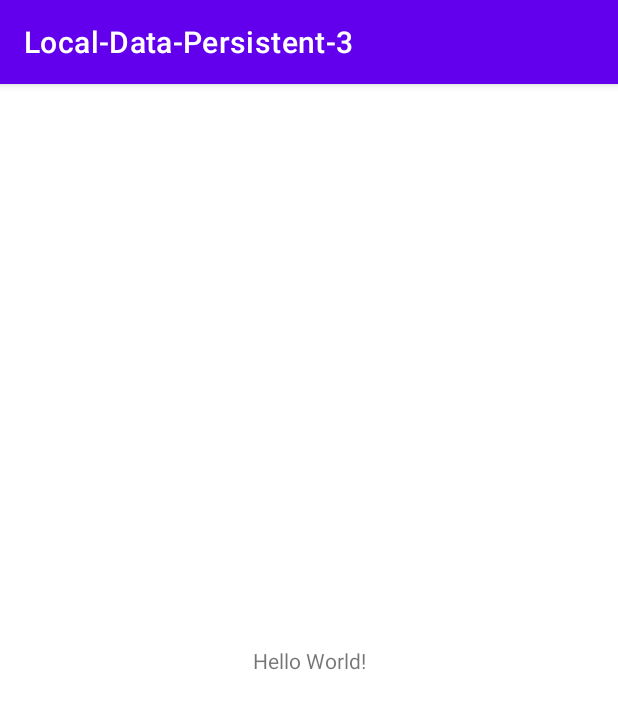
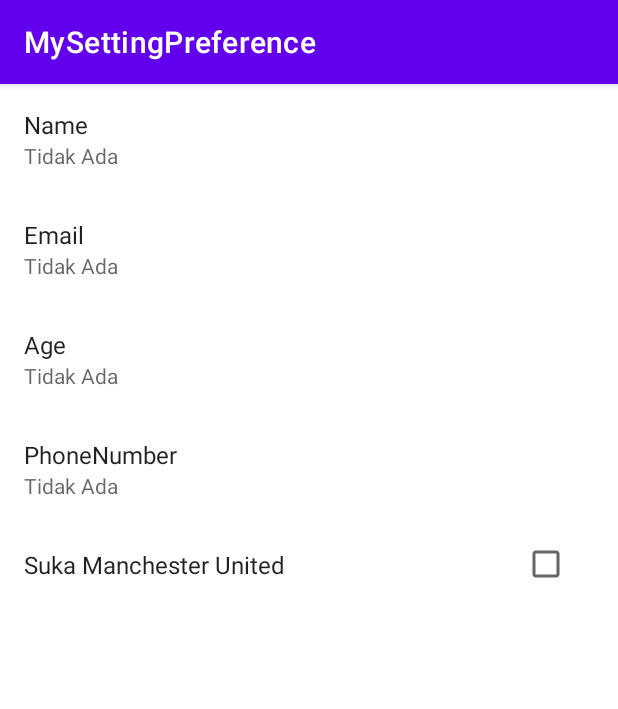
Before and after one commit to ubeann/Local-Data-Persistent-3, an Android app: the screen it shows after launch (MainActivity), on a phone screen of 412 x 824 dp. Shown: the top 709 px of the screen. Run offline under Robolectric (Android 15) with nearby library versions, the phone set to English and light mode, and no system bars; our stand-ins replace androidx.preference.

Commit message:
Membuat Halaman Setting dengan PreferenceScreen

```diff
--- a/app/build.gradle
+++ b/app/build.gradle
@@ -37,7 +37,8 @@ dependencies {
     implementation 'androidx.appcompat:appcompat:1.4.0'
     implementation 'com.google.android.material:material:1.4.0'
     implementation 'androidx.constraintlayout:constraintlayout:2.1.2'
-    testImplementation 'junit:junit:4.+'
+    implementation 'androidx.preference:preference-ktx:1.1.1'
+    testImplementation 'junit:junit:4.13.2'
     androidTestImplementation 'androidx.test.ext:junit:1.1.3'
     androidTestImplementation 'androidx.test.espresso:espresso-core:3.4.0'
 }
--- a/app/src/main/java/com/dicoding/local_data_persistent_3/MainActivity.kt
+++ b/app/src/main/java/com/dicoding/local_data_persistent_3/MainActivity.kt
@@ -7,5 +7,7 @@ class MainActivity : AppCompatActivity() {
     override fun onCreate(savedInstanceState: Bundle?) {
         super.onCreate(savedInstanceState)
         setContentView(R.layout.activity_main)
+
+        supportFragmentManager.beginTransaction().add(R.id.setting_holder, MyPreferenceFragment()).commit()
     }
 }
--- /dev/null
+++ b/app/src/main/java/com/dicoding/local_data_persistent_3/MyPreferenceFragment.kt
@@ -0,0 +1,84 @@
+package com.dicoding.local_data_persistent_3
+
+import android.content.SharedPreferences
+import android.os.Bundle
+import androidx.preference.CheckBoxPreference
+import androidx.preference.EditTextPreference
+import androidx.preference.PreferenceFragmentCompat
+
+class MyPreferenceFragment : PreferenceFragmentCompat(),
+    SharedPreferences.OnSharedPreferenceChangeListener {
+    // Setup variable
+    private lateinit var NAME: String
+    private lateinit var EMAIL: String
+    private lateinit var AGE: String
+    private lateinit var PHONE: String
+    private lateinit var LOVE: String
+
+    private lateinit var namePreference: EditTextPreference
+    private lateinit var emailPreference: EditTextPreference
+    private lateinit var agePreference: EditTextPreference
+    private lateinit var phonePreference: EditTextPreference
+    private lateinit var isLoveMuPreference: CheckBoxPreference
+
+    override fun onCreatePreferences(bundle: Bundle?, s: String?) {
+        addPreferencesFromResource(R.xml.preferences)
+        init()
+        setSummaries()
+    }
+
+    override fun onResume() {
+        super.onResume()
+        preferenceScreen.sharedPreferences.registerOnSharedPreferenceChangeListener(this)
+    }
+
+    override fun onPause() {
+        super.onPause()
+        preferenceScreen.sharedPreferences.unregisterOnSharedPreferenceChangeListener(this)
+    }
+
+    override fun onSharedPreferenceChanged(sharedPreferences: SharedPreferences, key: String) {
+        if (key == NAME) {
+            namePreference.summary = sharedPreferences.getString(NAME, DEFAULT_VALUE)
+        }
+        if (key == EMAIL) {
+            emailPreference.summary = sharedPreferences.getString(EMAIL, DEFAULT_VALUE)
+        }
+        if (key == AGE) {
+            agePreference.summary = sharedPreferences.getString(AGE, DEFAULT_VALUE)
+        }
+        if (key == PHONE) {
+            phonePreference.summary = sharedPreferences.getString(PHONE, DEFAULT_VALUE)
+        }
+        if (key == LOVE) {
+            isLoveMuPreference.isChecked = sharedPreferences.getBoolean(LOVE, false)
+        }
+    }
+
+    private fun init() {
+        NAME = resources.getString(R.string.key_name)
+        EMAIL = resources.getString(R.string.key_email)
+        AGE = resources.getString(R.string.key_age)
+        PHONE = resources.getString(R.string.key_phone)
+        LOVE = resources.getString(R.string.key_love)
+
+        namePreference = findPreference<EditTextPreference>(NAME) as EditTextPreference
+        emailPreference = findPreference<EditTextPreference>(EMAIL) as EditTextPreference
+        agePreference = findPreference<EditTextPreference>(AGE) as EditTextPreference
+        phonePreference = findPreference<EditTextPreference>(PHONE) as EditTextPreference
+        isLoveMuPreference = findPreference<CheckBoxPreference>(LOVE) as CheckBoxPreference
+    }
+
+    private fun setSummaries() {
+        val sh = preferenceManager.sharedPreferences
+        namePreference.summary = sh.getString(NAME, DEFAULT_VALUE)
+        emailPreference.summary = sh.getString(EMAIL, DEFAULT_VALUE)
+        agePreference.summary = sh.getString(AGE, DEFAULT_VALUE)
+        phonePreference.summary = sh.getString(PHONE, DEFAULT_VALUE)
+        isLoveMuPreference.isChecked = sh.getBoolean(LOVE, false)
+    }
+
+    companion object {
+        private const val DEFAULT_VALUE = "Tidak Ada"
+    }
+}
--- a/app/src/main/res/layout/activity_main.xml
+++ b/app/src/main/res/layout/activity_main.xml
@@ -1,18 +1,10 @@
 <?xml version="1.0" encoding="utf-8"?>
-<androidx.constraintlayout.widget.ConstraintLayout xmlns:android="http://schemas.android.com/apk/res/android"
-    xmlns:app="http://schemas.android.com/apk/res-auto"
+<LinearLayout xmlns:android="http://schemas.android.com/apk/res/android"
     xmlns:tools="http://schemas.android.com/tools"
+    android:id="@+id/setting_holder"
     android:layout_width="match_parent"
     android:layout_height="match_parent"
+    android:orientation="vertical"
     tools:context=".MainActivity">
 
-    <TextView
-        android:layout_width="wrap_content"
-        android:layout_height="wrap_content"
-        android:text="Hello World!"
-        app:layout_constraintBottom_toBottomOf="parent"
-        app:layout_constraintLeft_toLeftOf="parent"
-        app:layout_constraintRight_toRightOf="parent"
-        app:layout_constraintTop_toTopOf="parent" />
-
-</androidx.constraintlayout.widget.ConstraintLayout>
+</LinearLayout>
--- a/app/src/main/res/values/strings.xml
+++ b/app/src/main/res/values/strings.xml
@@ -1,3 +1,14 @@
 <resources>
-    <string name="app_name">Local-Data-Persistent-3</string>
+    <string name="app_name">MySettingPreference</string>
+    <string name="nothing">Tidak Ada</string>
+    <string name="name">Name</string>
+    <string name="email">Email</string>
+    <string name="age">Age</string>
+    <string name="phone_number">PhoneNumber</string>
+    <string name="is_love">Suka Manchester United</string>
+    <string name="key_email">email</string>
+    <string name="key_age">age</string>
+    <string name="key_phone">phone</string>
+    <string name="key_love">love</string>
+    <string name="key_name">name</string>
 </resources>
--- /dev/null
+++ b/app/src/main/res/xml/preferences.xml
@@ -0,0 +1,42 @@
+<?xml version="1.0" encoding="utf-8"?>
+<PreferenceScreen xmlns:android="http://schemas.android.com/apk/res/android"
+    xmlns:app="http://schemas.android.com/apk/res-auto"
+    app:iconSpaceReserved="false">
+
+    <EditTextPreference
+        android:key="@string/key_name"
+        android:selectAllOnFocus="true"
+        android:singleLine="true"
+        android:summary="@string/nothing"
+        android:title="@string/name"
+        app:iconSpaceReserved="false" />
+    <EditTextPreference
+        android:inputType="textEmailAddress"
+        android:key="@string/key_email"
+        android:selectAllOnFocus="true"
+        android:singleLine="true"
+        android:summary="@string/nothing"
+        android:title="@string/email"
+        app:iconSpaceReserved="false" />
+    <EditTextPreference
+        android:inputType="number"
+        android:key="@string/key_age"
+        android:selectAllOnFocus="true"
+        android:singleLine="true"
+        android:summary="@string/nothing"
+        android:title="@string/age"
+        app:iconSpaceReserved="false" />
+    <EditTextPreference
+        android:key="@string/key_phone"
+        android:selectAllOnFocus="true"
+        android:singleLine="true"
+        android:summary="@string/nothing"
+        android:title="@string/phone_number"
+        app:iconSpaceReserved="false" />
+    <CheckBoxPreference
+        android:defaultValue="false"
+        android:key="@string/key_love"
+        android:title="@string/is_love"
+        app:iconSpaceReserved="false" />
+
+</PreferenceScreen>
```
